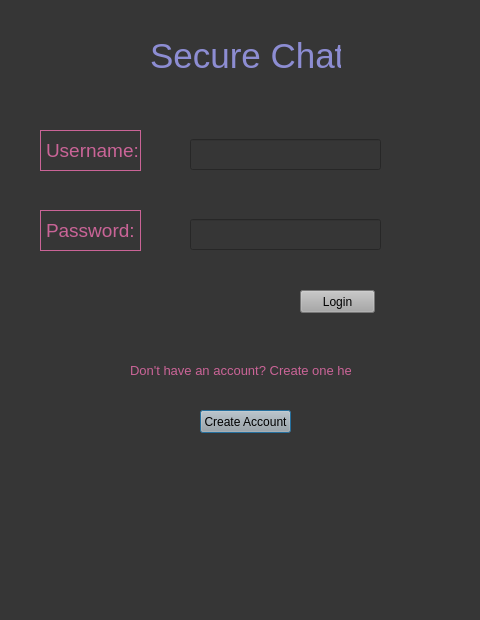
First picture: the form in login.ui, repository Benjamin-Pasternak/Security_project, before the edit.
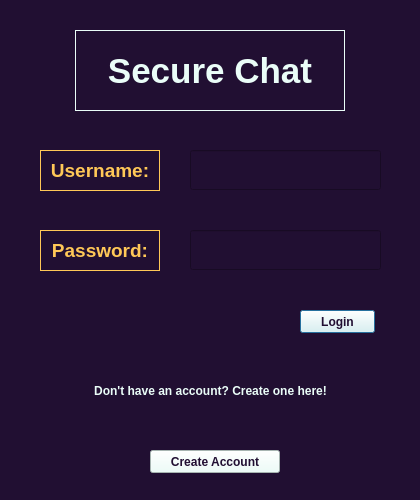
Second picture: the form after the edit.

```diff
--- a/login.ui
+++ b/login.ui
@@ -6,8 +6,8 @@
    <rect>
     <x>0</x>
     <y>0</y>
-    <width>480</width>
-    <height>620</height>
+    <width>420</width>
+    <height>500</height>
    </rect>
   </property>
   <property name="windowTitle">
@@ -17,45 +17,73 @@
    <double>0.990000000000000</double>
   </property>
   <property name="styleSheet">
-   <string notr="true">background-color:rgb(54, 54, 54)</string>
+   <string notr="true">background-color:#210f32</string>
   </property>
   <widget class="QLabel" name="titleLabel">
    <property name="geometry">
     <rect>
-     <x>150</x>
+     <x>75</x>
      <y>30</y>
-     <width>191</width>
-     <height>51</height>
+     <width>270</width>
+     <height>81</height>
     </rect>
    </property>
+   <property name="font">
+    <font>
+     <family>Tahoma</family>
+     <pointsize>26</pointsize>
+     <weight>75</weight>
+     <bold>true</bold>
+    </font>
+   </property>
    <property name="styleSheet">
-    <string notr="true">font-size:26pt; color:rgb(141, 141, 211)</string>
+    <string notr="true">font-size:26pt;color:#eafdf8</string>
+   </property>
+   <property name="frameShape">
+    <enum>QFrame::Box</enum>
    </property>
    <property name="text">
     <string>Secure Chat</string>
    </property>
+   <property name="alignment">
+    <set>Qt::AlignCenter</set>
+   </property>
   </widget>
   <widget class="QLabel" name="username_label">
    <property name="geometry">
     <rect>
      <x>40</x>
-     <y>130</y>
-     <width>101</width>
+     <y>150</y>
+     <width>120</width>
      <height>41</height>
     </rect>
    </property>
+   <property name="font">
+    <font>
+     <family>Tahoma</family>
+     <pointsize>14</pointsize>
+     <weight>75</weight>
+     <bold>true</bold>
+    </font>
+   </property>
    <property name="styleSheet">
-    <string notr="true">font-size: 14pt;color:rgb(202, 100, 151)</string>
+    <string notr="true">font-size: 14pt;color:#ffc857</string>
    </property>
    <property name="frameShape">
     <enum>QFrame::Box</enum>
    </property>
+   <property name="frameShadow">
+    <enum>QFrame::Plain</enum>
+   </property>
    <property name="text">
     <string>Username:</string>
    </property>
    <property name="scaledContents">
     <bool>true</bool>
    </property>
+   <property name="alignment">
+    <set>Qt::AlignCenter</set>
+   </property>
    <property name="wordWrap">
     <bool>true</bool>
    </property>
@@ -64,39 +92,62 @@
    <property name="geometry">
     <rect>
      <x>190</x>
-     <y>139</y>
+     <y>150</y>
      <width>191</width>
-     <height>31</height>
+     <height>40</height>
     </rect>
    </property>
+   <property name="font">
+    <font>
+     <family>Tahoma</family>
+     <pointsize>14</pointsize>
+    </font>
+   </property>
+   <property name="autoFillBackground">
+    <bool>false</bool>
+   </property>
    <property name="styleSheet">
-    <string notr="true">color:rgb(232, 232, 232);font-size:14pt;</string>
+    <string notr="true">color:#eafdf8;font-size:14pt;</string>
    </property>
   </widget>
   <widget class="QLineEdit" name="password">
    <property name="geometry">
     <rect>
      <x>190</x>
-     <y>219</y>
+     <y>230</y>
      <width>191</width>
-     <height>31</height>
+     <height>40</height>
     </rect>
    </property>
+   <property name="font">
+    <font>
+     <family>Tahoma</family>
+     <pointsize>14</pointsize>
+    </font>
+   </property>
    <property name="styleSheet">
-    <string notr="true">color:rgb(232, 232, 232);font-size:14pt;</string>
+    <string notr="true">color:#eafdf8;font-size:14pt;</string>
    </property>
   </widget>
   <widget class="QLabel" name="password_label">
    <property name="geometry">
     <rect>
      <x>40</x>
-     <y>210</y>
-     <width>101</width>
+     <y>230</y>
+     <width>120</width>
      <height>41</height>
     </rect>
    </property>
+   <property name="font">
+    <font>
+     <family>Tahoma</family>
+     <pointsize>14</pointsize>
+     <weight>75</weight>
+     <bold>true</bold>
+    </font>
+   </property>
    <property name="styleSheet">
-    <string notr="true">font-size: 14pt;color:rgb(202, 100, 151)</string>
+    <string notr="true">font-size: 14pt;color:#ffc857</string>
    </property>
    <property name="frameShape">
     <enum>QFrame::Box</enum>
@@ -104,55 +155,83 @@
    <property name="text">
     <string>Password:</string>
    </property>
+   <property name="alignment">
+    <set>Qt::AlignCenter</set>
+   </property>
   </widget>
   <widget class="QLabel" name="username_label_2">
    <property name="geometry">
     <rect>
-     <x>130</x>
-     <y>350</y>
-     <width>221</width>
+     <x>35</x>
+     <y>370</y>
+     <width>351</width>
      <height>41</height>
     </rect>
    </property>
+   <property name="font">
+    <font>
+     <family>Tahoma</family>
+     <pointsize>9</pointsize>
+     <weight>75</weight>
+     <bold>true</bold>
+    </font>
+   </property>
    <property name="styleSheet">
-    <string notr="true">font-size: 10pt;color:rgb(202, 100, 151)</string>
+    <string notr="true">color:#eafdf8</string>
    </property>
    <property name="text">
     <string>Don't have an account? Create one here!</string>
    </property>
-  </widget>
-  <widget class="QPushButton" name="createAccountButton">
-   <property name="geometry">
-    <rect>
-     <x>200</x>
-     <y>410</y>
-     <width>91</width>
-     <height>23</height>
-    </rect>
-   </property>
-   <property name="styleSheet">
-    <string notr="true">background-color:rgb(167, 167, 167)</string>
-   </property>
-   <property name="text">
-    <string>Create Account</string>
+   <property name="alignment">
+    <set>Qt::AlignCenter</set>
    </property>
   </widget>
   <widget class="QPushButton" name="loginButton">
    <property name="geometry">
     <rect>
      <x>300</x>
-     <y>290</y>
+     <y>310</y>
      <width>75</width>
      <height>23</height>
     </rect>
    </property>
+   <property name="font">
+    <font>
+     <family>Tahoma</family>
+     <weight>75</weight>
+     <bold>true</bold>
+    </font>
+   </property>
    <property name="styleSheet">
-    <string notr="true">background-color:rgb(167, 167, 167)</string>
+    <string notr="true">background-color:#eafdf8; color:#210f32</string>
    </property>
    <property name="text">
     <string>Login</string>
    </property>
   </widget>
+  <widget class="QPushButton" name="zcreateAccountButton">
+   <property name="geometry">
+    <rect>
+     <x>150</x>
+     <y>450</y>
+     <width>130</width>
+     <height>23</height>
+    </rect>
+   </property>
+   <property name="font">
+    <font>
+     <family>Tahoma</family>
+     <weight>75</weight>
+     <bold>true</bold>
+    </font>
+   </property>
+   <property name="styleSheet">
+    <string notr="true">background-color:#eafdf8; color:#210f32</string>
+   </property>
+   <property name="text">
+    <string>Create Account</string>
+   </property>
+  </widget>
  </widget>
  <resources/>
  <connections/>
```
